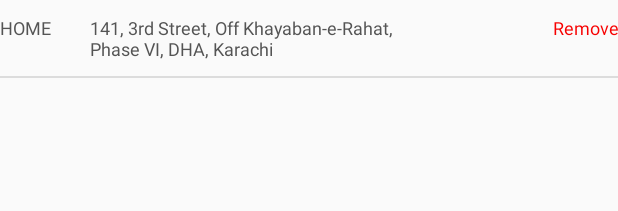
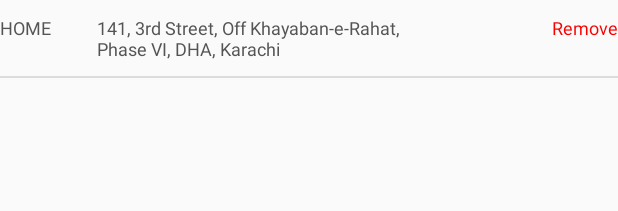
Before and after one commit to asadkhan/StoreXpressWL, an Android app: the layout item_address_profile.xml on its own in the app's theme, with its tools: preview values and no code run, on a phone screen of 412 x 824 dp. Shown: the top 211 px of the screen. Run offline under Robolectric (Android 15) with nearby library versions, the phone set to English and light mode, and no system bars.

Commit message:
Checkout Address Changes

```diff
--- a/app/src/main/res/layout/content_payment_method.xml
+++ b/app/src/main/res/layout/content_payment_method.xml
@@ -70,6 +70,7 @@
                     android:id="@+id/textView12"
                     android:layout_width="match_parent"
                     android:layout_height="wrap_content"
+                    android:layout_marginTop="10dp"
                     android:gravity="center"
                     android:text="Add a new location >"
                     android:textColor="@color/colorPrimary" />
@@ -146,6 +147,7 @@
                     android:layout_marginBottom="15dip"
                     android:gravity="center"
                     android:orientation="horizontal"
+                    android:visibility="gone"
                     android:weightSum="1">
 
                     <RadioButton
@@ -185,7 +187,8 @@
                     android:layout_height="wrap_content"
                     android:gravity="center"
                     android:text="Add a new Debit / Creadit Card >"
-                    android:textColor="@color/colorPrimary" />
+                    android:textColor="@color/colorPrimary"
+                    android:visibility="gone" />
 
             </LinearLayout>
 
--- a/app/src/main/res/layout/item_address_profile.xml
+++ b/app/src/main/res/layout/item_address_profile.xml
@@ -14,13 +14,14 @@
         android:orientation="horizontal"
         android:paddingBottom="10dp"
         android:paddingTop="10dp"
-        android:weightSum="10">
+        android:weightSum="1">
 
         <TextView
             android:id="@+id/txt_add_type"
-            android:layout_width="wrap_content"
+            android:layout_width="0dp"
             android:layout_height="wrap_content"
-            android:layout_weight="2"
+            android:layout_marginEnd="5dp"
+            android:layout_weight="0.15"
             android:gravity="top|left"
             android:text="HOME"
             android:textColor="@color/darkGrey"
@@ -29,11 +30,10 @@
 
         <TextView
             android:id="@+id/txt_address"
-            android:layout_width="wrap_content"
+            android:layout_width="0dp"
             android:layout_height="wrap_content"
-            android:layout_weight="6"
+            android:layout_weight="0.7"
             android:gravity="top|start"
-            android:lines="3"
             android:maxLines="3"
             android:minLines="1"
             android:text="@string/checkout_add"
@@ -43,10 +43,11 @@
 
         <TextView
             android:id="@+id/txt_address_remove"
-            android:layout_width="wrap_content"
+            android:layout_width="0dp"
             android:layout_height="wrap_content"
-            android:layout_weight="2"
-            android:gravity="right"
+            android:layout_marginStart="10dp"
+            android:layout_weight="0.15"
+            android:gravity="right|end"
             android:text="Remove"
             android:textColor="@color/colorPrimary"
             android:textSize="12sp" />
```
Also changed, not shown: app/src/main/res/layout/item_adress.xml (+7 -6 lines).
